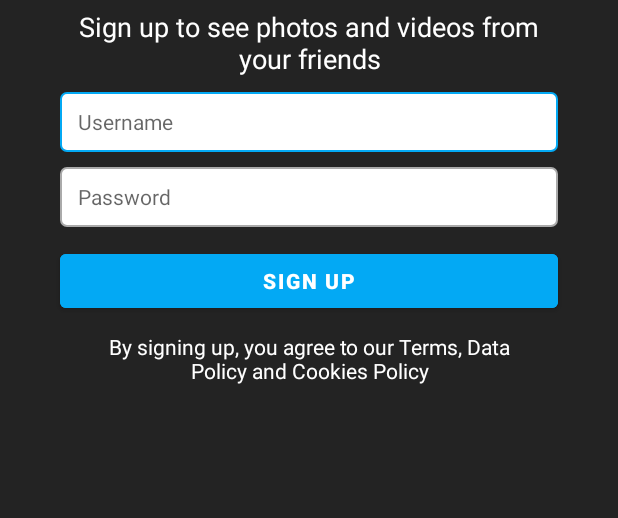
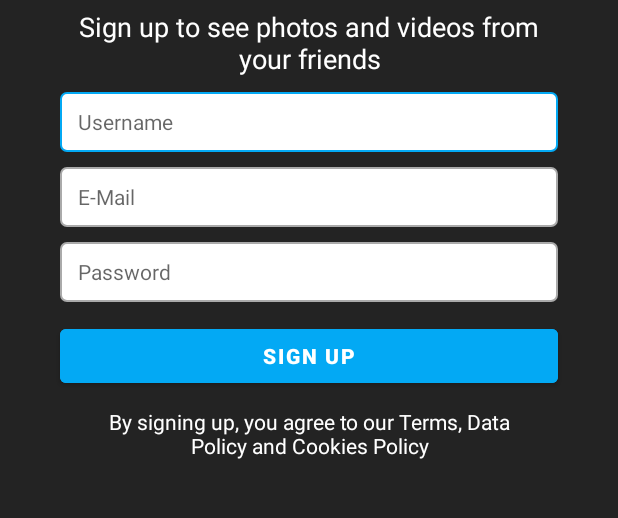
Before and after one commit to PrimebIue/FBU_Final_APP, an Android app: the SignUpActivity screen opened directly, with no data from a screen before it, on a phone screen of 412 x 824 dp, the part 332-850 px from its top. Run offline under Robolectric (Android 15) with nearby library versions, the phone set to English and light mode, and no system bars; libraries missing offline, so code that uses them is left out: com.parse.

Commit message:
Login and SignUp with parse ready

```diff
--- a/app/src/main/java/com/example/icebreaker/LoginActivity.java
+++ b/app/src/main/java/com/example/icebreaker/LoginActivity.java
@@ -110,7 +110,6 @@ public class LoginActivity extends AppCompatActivity {
     }
 
     private void goSignUpActivity() {
-        // TODO-Create signup activity
         Intent i = new Intent(this, SignUpActivity.class);
         startActivity(i);
     }
--- a/app/src/main/java/com/example/icebreaker/SignUpActivity.java
+++ b/app/src/main/java/com/example/icebreaker/SignUpActivity.java
@@ -3,12 +3,59 @@ package com.example.icebreaker;
 import androidx.appcompat.app.AppCompatActivity;
 
 import android.os.Bundle;
+import android.util.Log;
+import android.view.View;
+import android.widget.Button;
+import android.widget.EditText;
+import android.widget.Toast;
+
+import com.parse.ParseException;
+import com.parse.ParseUser;
+import com.parse.SignUpCallback;
 
 public class SignUpActivity extends AppCompatActivity {
+
+    public static final String TAG = "SignUpActivity";
 
     @Override
     protected void onCreate(Bundle savedInstanceState) {
         super.onCreate(savedInstanceState);
         setContentView(R.layout.activity_sign_up);
+
+        final EditText etUsername = findViewById(R.id.etUsername);
+        final EditText etEmail = findViewById(R.id.etEmail);
+        final EditText etPassword = findViewById(R.id.etPassword);
+        final Button btnSignUp = findViewById(R.id.btnSignUp);
+
+        btnSignUp.setOnClickListener(new View.OnClickListener() {
+            @Override
+            public void onClick(View v) {
+                // Create Parse user
+                ParseUser user = new ParseUser();
+
+                // Get strings from edit text
+                String username = etUsername.getText().toString();
+                String password = etPassword.getText().toString();
+                String email = etEmail.getText().toString();
+                // Set core properties
+                user.setUsername(username);
+                user.setPassword(password);
+                user.setEmail(email);
+                // invoke signup
+                user.signUpInBackground(new SignUpCallback() {
+                    @Override
+                    public void done(ParseException e) {
+                        if (e != null) {
+                            Log.e(TAG, "Issue with SignUp", e);
+                            Toast.makeText(SignUpActivity.this, "Issue with SignUp", Toast.LENGTH_SHORT).show();
+                            return;
+                        }
+                        Toast.makeText(SignUpActivity.this, "Sign Up successful. Try to log in.", Toast.LENGTH_SHORT).show();
+                        finish();
+                    }
+                });
+            }
+        });
+
     }
 }
--- a/app/src/main/res/layout/activity_sign_up.xml
+++ b/app/src/main/res/layout/activity_sign_up.xml
@@ -47,10 +47,24 @@
         android:paddingEnd="12dp"/>
 
     <EditText
+        android:id="@+id/etEmail"
+        android:layout_width="match_parent"
+        android:layout_height="40dp"
+        android:layout_below="@+id/etUsername"
+        android:layout_marginStart="40dp"
+        android:layout_marginTop="10dp"
+        android:layout_marginEnd="40dp"
+        android:background="@drawable/custom_input"
+        android:hint="E-Mail"
+        android:textSize="14sp"
+        android:paddingStart="12dp"
+        android:paddingEnd="12dp"/>
+
+    <EditText
         android:id="@+id/etPassword"
         android:layout_width="match_parent"
         android:layout_height="40dp"
-        android:layout_below="@+id/etUsername"
+        android:layout_below="@+id/etEmail"
         android:layout_marginStart="40dp"
         android:layout_marginTop="10dp"
         android:layout_marginEnd="40dp"
```
